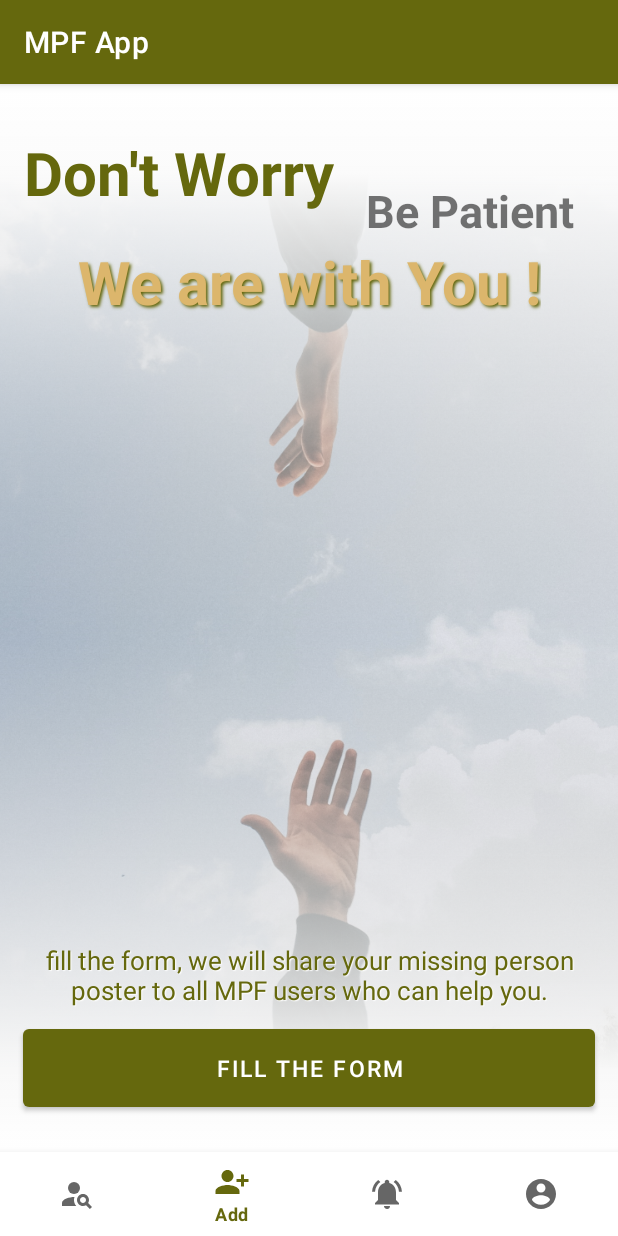
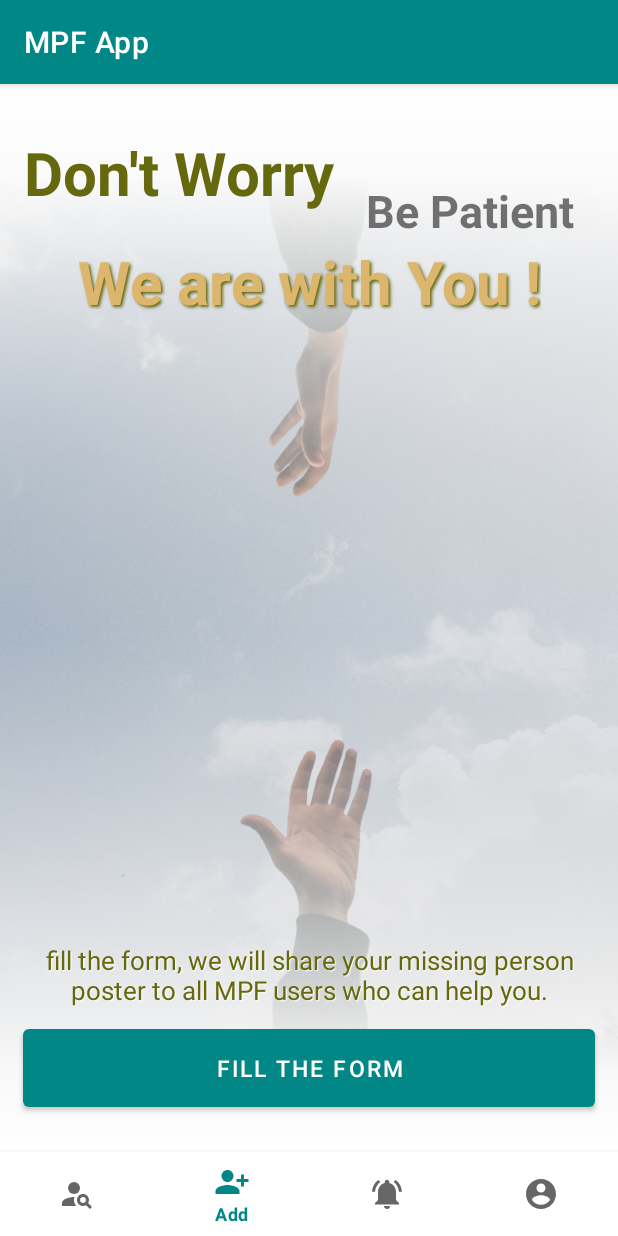
Before and after one commit to FardsyadCS270UITM/Missing-People, an Android app: the screen it shows after launch once a user with an empty profile is signed in (MainActivity), item 2 of the bottom bar chosen, on a phone screen of 412 x 824 dp. Run offline under Robolectric (Android 15) with nearby library versions, the phone set to English and light mode, and no system bars; our stand-ins replace Firebase (no records; nobody signed in at launch, a user with empty details on screens opened directly).

Commit message:
tukar color

```diff
--- a/app/src/main/res/layout/missing_list_item.xml
+++ b/app/src/main/res/layout/missing_list_item.xml
@@ -103,7 +103,7 @@
             android:id="@+id/see_detail"
             android:layout_width="match_parent"
             android:layout_height="wrap_content"
-            android:backgroundTint="#65680D"
+            android:backgroundTint="@color/teal_700"
             android:text="see Detail"
             app:layout_constraintEnd_toEndOf="parent"
             app:layout_constraintStart_toEndOf="@+id/missing_person_image"
--- a/app/src/main/res/values/themes.xml
+++ b/app/src/main/res/values/themes.xml
@@ -2,13 +2,13 @@
     <!-- Base application theme. -->
     <style name="Theme.MPFApp" parent="Theme.MaterialComponents.Light.DarkActionBar">
         <!-- Primary brand color. -->
-        <item name="colorPrimary">@color/mycolor1</item>
-        <item name="colorPrimaryVariant">@color/mycolor_dark1</item>
+        <item name="colorPrimary">@color/teal_700</item>
+        <item name="colorPrimaryVariant">@color/teal_700</item>
         <item name="colorOnPrimary">@color/white</item>
 
         <!-- Status bar color. -->
         <item name="android:statusBarColor" tools:targetApi="l">?attr/colorPrimaryVariant</item>
-        <item name="android:navigationBarColor" tools:targetApi="lollipop">@color/mycolor1</item>
+        <item name="android:navigationBarColor" tools:targetApi="lollipop">@color/teal_700</item>
         <!-- Customize your theme here. -->
         <item name="android:windowContentTransitions" tools:targetApi="lollipop">true</item>
     </style>
```
